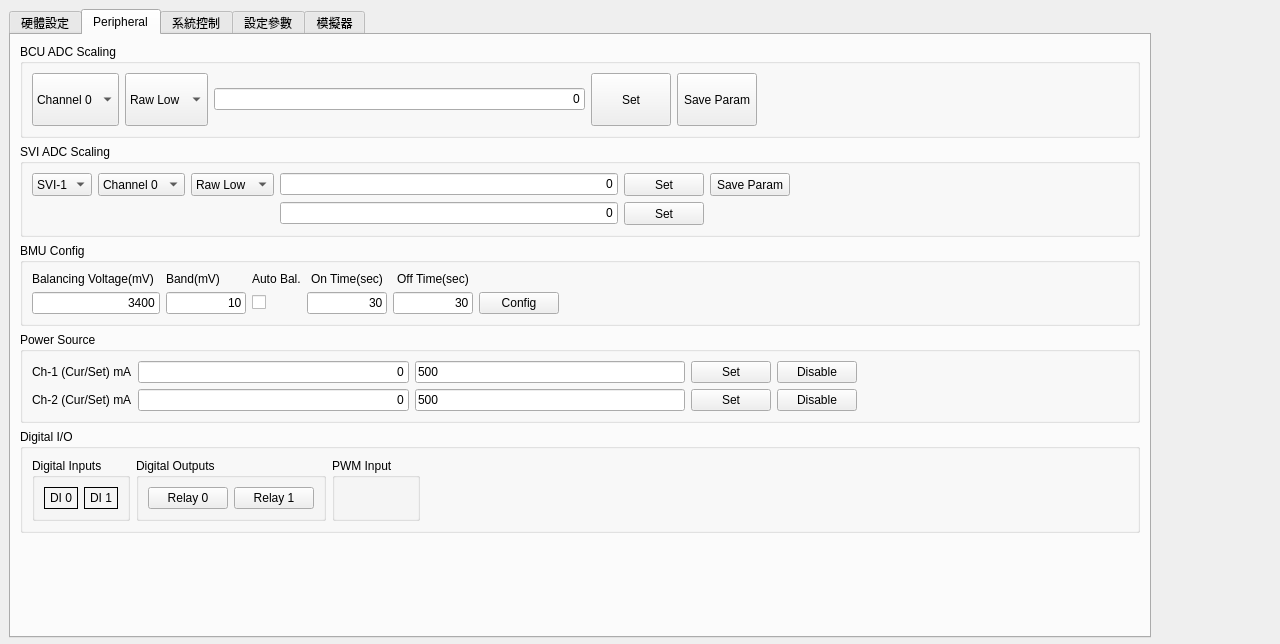
Qt form frmhardwareconfig.ui (haoyi-jason/BMS_HY01_old) before a commit.
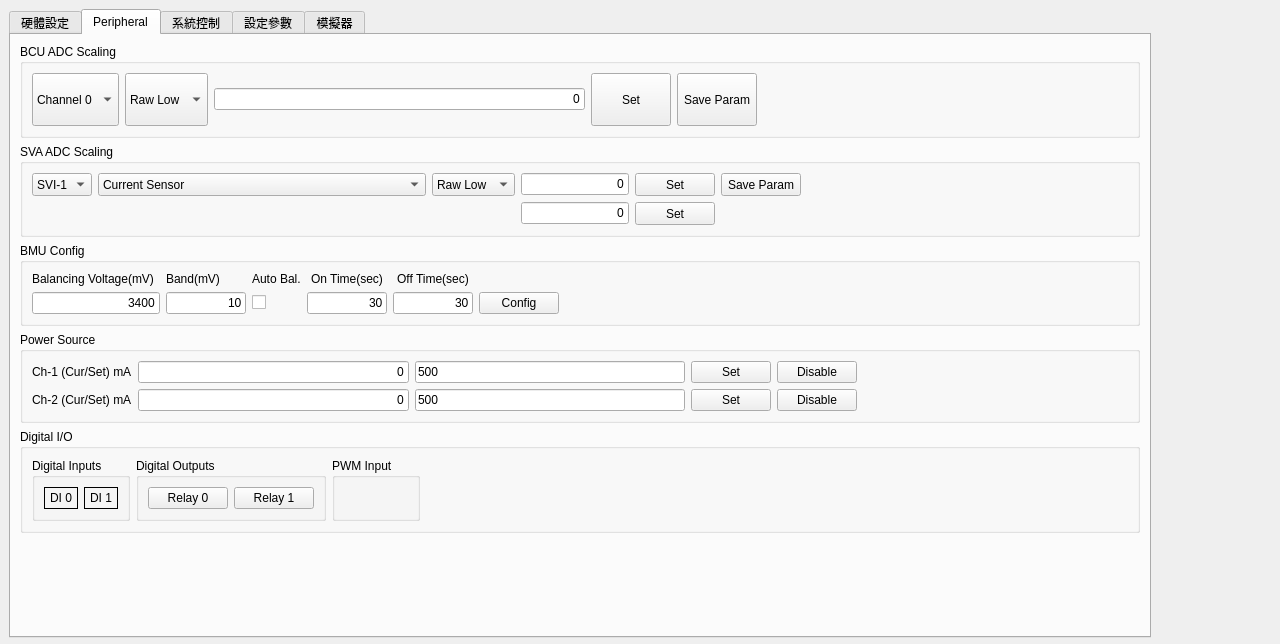
The same form after that commit. The open tabs and pages were chosen to show the change. Custom widgets are drawn as their Qt base class.

The edit to the form file:
```diff
--- a/frmhardwareconfig.ui
+++ b/frmhardwareconfig.ui
@@ -496,7 +496,7 @@
         </size>
        </property>
        <property name="title">
-        <string>SVI ADC Scaling</string>
+        <string>SVA ADC Scaling</string>
        </property>
        <layout class="QGridLayout" name="gridLayout_5">
         <item row="0" column="2">
@@ -541,6 +541,12 @@
         </item>
         <item row="1" column="3">
          <widget class="FocusEditor" name="leSOC">
+          <property name="sizePolicy">
+           <sizepolicy hsizetype="Preferred" vsizetype="Fixed">
+            <horstretch>0</horstretch>
+            <verstretch>0</verstretch>
+           </sizepolicy>
+          </property>
           <property name="text">
            <string>0</string>
           </property>
@@ -551,6 +557,12 @@
         </item>
         <item row="0" column="3">
          <widget class="FocusEditor" name="leSVIValue">
+          <property name="sizePolicy">
+           <sizepolicy hsizetype="Preferred" vsizetype="Fixed">
+            <horstretch>0</horstretch>
+            <verstretch>0</verstretch>
+           </sizepolicy>
+          </property>
           <property name="text">
            <string>0</string>
           </property>
@@ -562,14 +574,14 @@
         <item row="0" column="1">
          <widget class="QComboBox" name="cbSVIChannel">
           <property name="sizePolicy">
-           <sizepolicy hsizetype="Preferred" vsizetype="MinimumExpanding">
+           <sizepolicy hsizetype="Expanding" vsizetype="MinimumExpanding">
             <horstretch>0</horstretch>
             <verstretch>0</verstretch>
            </sizepolicy>
           </property>
           <item>
            <property name="text">
-            <string>Channel 0</string>
+            <string>Current Sensor</string>
            </property>
           </item>
           <item>
```
Left out of the diff: 34 changed lines with no effect on the pictures.
